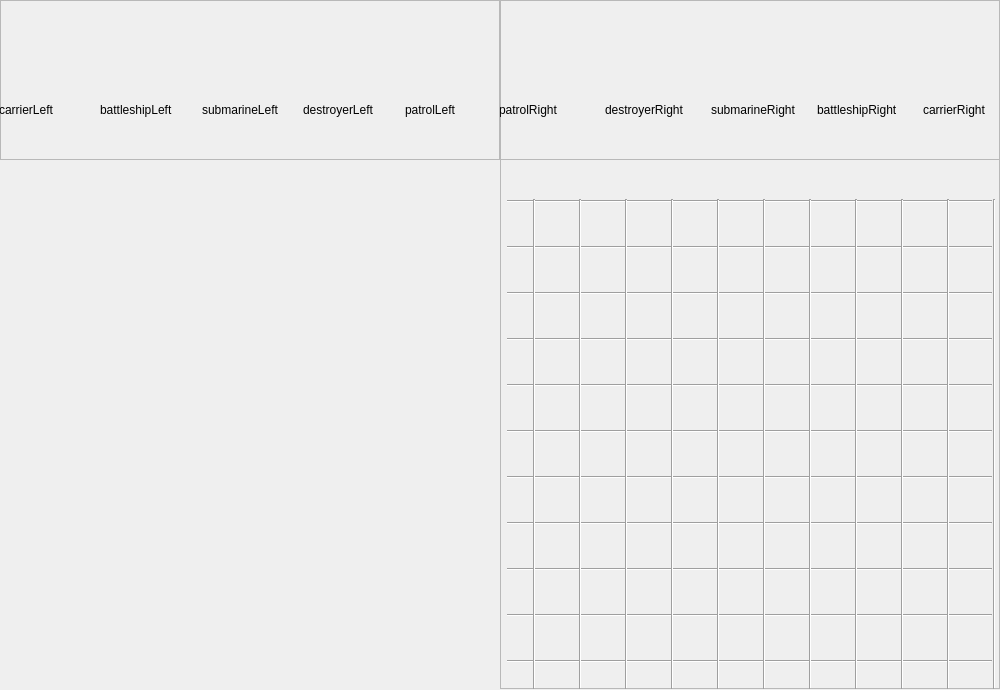
This is gamescreen.ui in dtran36/qtbattleship as Qt 5 draws it before an edit. The edited form follows.
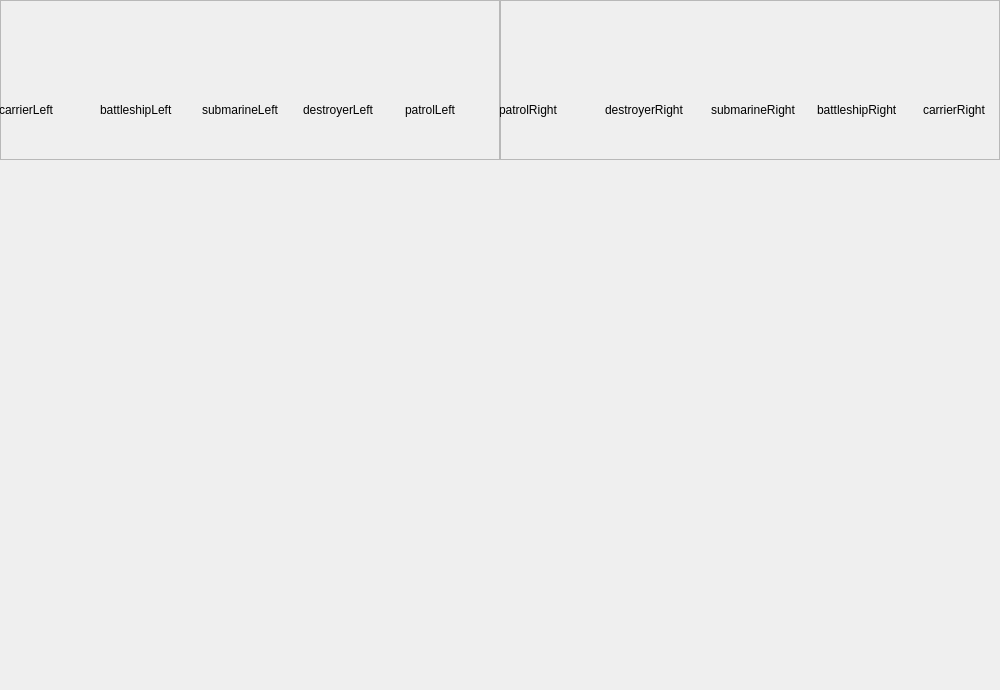
This is the edited form. Icons and pictures are not drawn.

Commit message: npc mostly handles 4,5 adjacent ships now

What changed in the file:
```diff
--- a/gamescreen.ui
+++ b/gamescreen.ui
@@ -231,308 +231,6 @@
     </widget>
    </widget>
   </widget>
-  <widget class="QFrame" name="gridRight">
-   <property name="geometry">
-    <rect>
-     <x>500</x>
-     <y>159</y>
-     <width>500</width>
-     <height>530</height>
-    </rect>
-   </property>
-   <property name="frameShape">
-    <enum>QFrame::StyledPanel</enum>
-   </property>
-   <property name="frameShadow">
-    <enum>QFrame::Raised</enum>
-   </property>
-   <widget class="Line" name="line_23">
-    <property name="geometry">
-     <rect>
-      <x>7</x>
-      <y>40</y>
-      <width>485</width>
-      <height>5</height>
-     </rect>
-    </property>
-    <property name="orientation">
-     <enum>Qt::Horizontal</enum>
-    </property>
-   </widget>
-   <widget class="Line" name="line_24">
-    <property name="geometry">
-     <rect>
-      <x>7</x>
-      <y>86</y>
-      <width>485</width>
-      <height>5</height>
-     </rect>
-    </property>
-    <property name="orientation">
-     <enum>Qt::Horizontal</enum>
-    </property>
-   </widget>
-   <widget class="Line" name="line_25">
-    <property name="geometry">
-     <rect>
-      <x>7</x>
-      <y>132</y>
-      <width>485</width>
-      <height>5</height>
-     </rect>
-    </property>
-    <property name="orientation">
-     <enum>Qt::Horizontal</enum>
-    </property>
-   </widget>
-   <widget class="Line" name="line_26">
-    <property name="geometry">
-     <rect>
-      <x>7</x>
-      <y>178</y>
-      <width>485</width>
-      <height>5</height>
-     </rect>
-    </property>
-    <property name="orientation">
-     <enum>Qt::Horizontal</enum>
-    </property>
-   </widget>
-   <widget class="Line" name="line_27">
-    <property name="geometry">
-     <rect>
-      <x>7</x>
-      <y>224</y>
-      <width>485</width>
-      <height>5</height>
-     </rect>
-    </property>
-    <property name="orientation">
-     <enum>Qt::Horizontal</enum>
-    </property>
-   </widget>
-   <widget class="Line" name="line_28">
-    <property name="geometry">
-     <rect>
-      <x>7</x>
-      <y>270</y>
-      <width>485</width>
-      <height>5</height>
-     </rect>
-    </property>
-    <property name="orientation">
-     <enum>Qt::Horizontal</enum>
-    </property>
-   </widget>
-   <widget class="Line" name="line_29">
-    <property name="geometry">
-     <rect>
-      <x>7</x>
-      <y>316</y>
-      <width>485</width>
-      <height>5</height>
-     </rect>
-    </property>
-    <property name="orientation">
-     <enum>Qt::Horizontal</enum>
-    </property>
-   </widget>
-   <widget class="Line" name="line_30">
-    <property name="geometry">
-     <rect>
-      <x>7</x>
-      <y>362</y>
-      <width>485</width>
-      <height>5</height>
-     </rect>
-    </property>
-    <property name="orientation">
-     <enum>Qt::Horizontal</enum>
-    </property>
-   </widget>
-   <widget class="Line" name="line_31">
-    <property name="geometry">
-     <rect>
-      <x>7</x>
-      <y>408</y>
-      <width>485</width>
-      <height>5</height>
-     </rect>
-    </property>
-    <property name="orientation">
-     <enum>Qt::Horizontal</enum>
-    </property>
-   </widget>
-   <widget class="Line" name="line_32">
-    <property name="geometry">
-     <rect>
-      <x>7</x>
-      <y>454</y>
-      <width>485</width>
-      <height>5</height>
-     </rect>
-    </property>
-    <property name="orientation">
-     <enum>Qt::Horizontal</enum>
-    </property>
-   </widget>
-   <widget class="Line" name="line_33">
-    <property name="geometry">
-     <rect>
-      <x>7</x>
-      <y>500</y>
-      <width>485</width>
-      <height>5</height>
-     </rect>
-    </property>
-    <property name="orientation">
-     <enum>Qt::Horizontal</enum>
-    </property>
-   </widget>
-   <widget class="Line" name="line_34">
-    <property name="geometry">
-     <rect>
-      <x>32</x>
-      <y>40</y>
-      <width>5</width>
-      <height>490</height>
-     </rect>
-    </property>
-    <property name="orientation">
-     <enum>Qt::Vertical</enum>
-    </property>
-   </widget>
-   <widget class="Line" name="line_35">
-    <property name="geometry">
-     <rect>
-      <x>78</x>
-      <y>40</y>
-      <width>5</width>
-      <height>490</height>
-     </rect>
-    </property>
-    <property name="orientation">
-     <enum>Qt::Vertical</enum>
-    </property>
-   </widget>
-   <widget class="Line" name="line_36">
-    <property name="geometry">
-     <rect>
-      <x>124</x>
-      <y>40</y>
-      <width>5</width>
-      <height>490</height>
-     </rect>
-    </property>
-    <property name="orientation">
-     <enum>Qt::Vertical</enum>
-    </property>
-   </widget>
-   <widget class="Line" name="line_37">
-    <property name="geometry">
-     <rect>
-      <x>170</x>
-      <y>40</y>
-      <width>5</width>
-      <height>490</height>
-     </rect>
-    </property>
-    <property name="orientation">
-     <enum>Qt::Vertical</enum>
-    </property>
-   </widget>
-   <widget class="Line" name="line_38">
-    <property name="geometry">
-     <rect>
-      <x>216</x>
-      <y>40</y>
-      <width>5</width>
-      <height>490</height>
-     </rect>
-    </property>
-    <property name="orientation">
-     <enum>Qt::Vertical</enum>
-    </property>
-   </widget>
-   <widget class="Line" name="line_39">
-    <property name="geometry">
-     <rect>
-      <x>262</x>
-      <y>40</y>
-      <width>5</width>
-      <height>490</height>
-     </rect>
-    </property>
-    <property name="orientation">
-     <enum>Qt::Vertical</enum>
-    </property>
-   </widget>
-   <widget class="Line" name="line_40">
-    <property name="geometry">
-     <rect>
-      <x>308</x>
-      <y>40</y>
-      <width>5</width>
-      <height>490</height>
-     </rect>
-    </property>
-    <property name="orientation">
-     <enum>Qt::Vertical</enum>
-    </property>
-   </widget>
-   <widget class="Line" name="line_41">
-    <property name="geometry">
-     <rect>
-      <x>354</x>
-      <y>40</y>
-      <width>5</width>
-      <height>490</height>
-     </rect>
-    </property>
-    <property name="orientation">
-     <enum>Qt::Vertical</enum>
-    </property>
-   </widget>
-   <widget class="Line" name="line_42">
-    <property name="geometry">
-     <rect>
-      <x>400</x>
-      <y>40</y>
-      <width>5</width>
-      <height>490</height>
-     </rect>
-    </property>
-    <property name="orientation">
-     <enum>Qt::Vertical</enum>
-    </property>
-   </widget>
-   <widget class="Line" name="line_43">
-    <property name="geometry">
-     <rect>
-      <x>446</x>
-      <y>40</y>
-      <width>5</width>
-      <height>490</height>
-     </rect>
-    </property>
-    <property name="orientation">
-     <enum>Qt::Vertical</enum>
-    </property>
-   </widget>
-   <widget class="Line" name="line_44">
-    <property name="geometry">
-     <rect>
-      <x>492</x>
-      <y>40</y>
-      <width>5</width>
-      <height>490</height>
-     </rect>
-    </property>
-    <property name="orientation">
-     <enum>Qt::Vertical</enum>
-    </property>
-   </widget>
-  </widget>
  </widget>
  <resources>
   <include location="qtbattleship_resources.qrc"/>
```
The commit also changes 1 other file.
